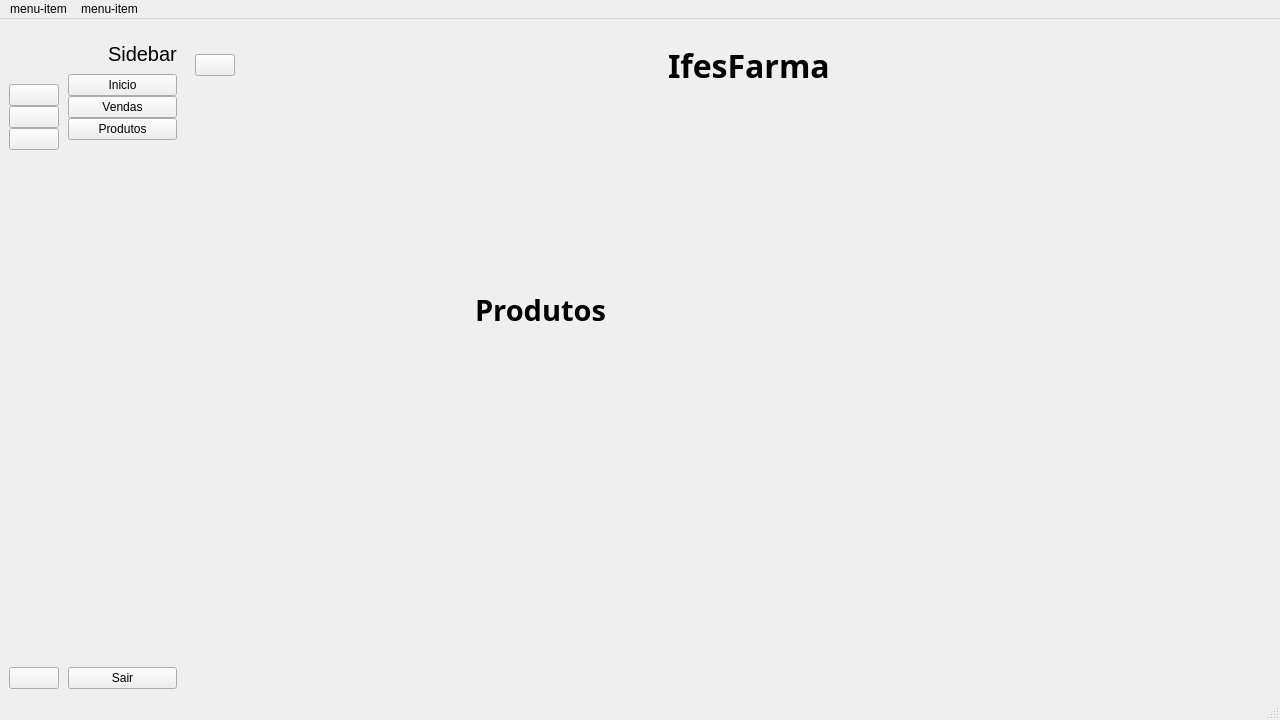
juliaborgess18/farmacia-les, file src/view/TelaPrincipalView.ui: the form before one commit.
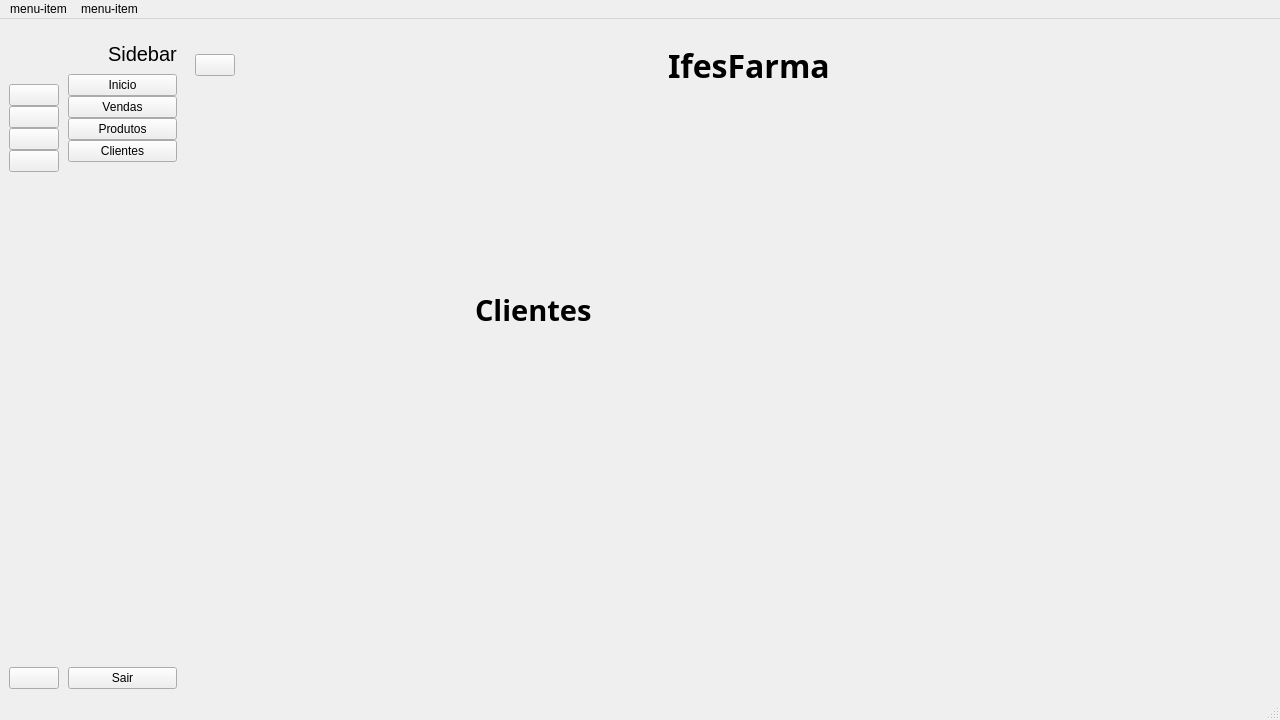
The form after the commit. Icons and pictures are not drawn.

Commit message: Implementação: Transição entre a tela de login e a tela principal da aplicação. Implementação: Botão de Clientes na TelaPrincipal. Implementação: Alertas de confirmação ou erro nas telas de CadastroProdutos e CadastroClientes. HotFix: DAOs Cliente e Produto consertando o tratamento de exceções. HotFix: DAOs Cliente e Produto, atributo 'foi_deletado' estava sendo inserido nulo.

Patch:
```diff
--- a/src/view/TelaPrincipalView.ui
+++ b/src/view/TelaPrincipalView.ui
@@ -156,6 +156,33 @@
            </property>
           </widget>
          </item>
+         <item>
+          <widget class="QPushButton" name="btn_clientes_min">
+           <property name="text">
+            <string/>
+           </property>
+           <property name="icon">
+            <iconset resource="../../resources/resources.qrc">
+             <normaloff>:/icons/icons/user-headset.svg</normaloff>
+             <normalon>:/icons/icons/user-headset.svg</normalon>:/icons/icons/user-headset.svg</iconset>
+           </property>
+           <property name="iconSize">
+            <size>
+             <width>20</width>
+             <height>20</height>
+            </size>
+           </property>
+           <property name="checkable">
+            <bool>true</bool>
+           </property>
+           <property name="autoExclusive">
+            <bool>true</bool>
+           </property>
+           <property name="flat">
+            <bool>false</bool>
+           </property>
+          </widget>
+         </item>
         </layout>
        </item>
        <item>
@@ -312,8 +339,6 @@
            </property>
           </widget>
          </item>
-        </layout>
-       </item>
        <item>
         <widget class="QPushButton" name="btn_produtos_max">
          <property name="text">
@@ -339,6 +364,32 @@
         </widget>
        </item>
        <item>
+          <widget class="QPushButton" name="btn_clientes_max">
+           <property name="text">
+            <string>Clientes</string>
+           </property>
+           <property name="icon">
+            <iconset resource="../../resources/resources.qrc">
+             <normaloff>:/icons/icons/user-headset.svg</normaloff>
+             <normalon>:/icons/icons/user-headset.svg</normalon>:/icons/icons/user-headset.svg</iconset>
+           </property>
+           <property name="iconSize">
+            <size>
+             <width>14</width>
+             <height>14</height>
+            </size>
+           </property>
+           <property name="checkable">
+            <bool>true</bool>
+           </property>
+           <property name="autoExclusive">
+            <bool>true</bool>
+           </property>
+          </widget>
+         </item>
+        </layout>
+       </item>
+       <item>
         <spacer name="verticalSpacer_2">
          <property name="orientation">
           <enum>Qt::Vertical</enum>
@@ -457,7 +508,7 @@
        <item>
         <widget class="QStackedWidget" name="stackedWidget">
          <property name="currentIndex">
-          <number>2</number>
+          <number>3</number>
          </property>
          <widget class="QWidget" name="page_inicio">
           <widget class="QLabel" name="label_6">
@@ -528,6 +579,29 @@
            </property>
           </widget>
          </widget>
+         <widget class="QWidget" name="page_clientes">
+          <widget class="QLabel" name="label_9">
+           <property name="geometry">
+            <rect>
+             <x>280</x>
+             <y>170</y>
+             <width>131</width>
+             <height>91</height>
+            </rect>
+           </property>
+           <property name="font">
+            <font>
+             <family>Segoe UI Black</family>
+             <pointsize>22</pointsize>
+             <weight>75</weight>
+             <bold>true</bold>
+            </font>
+           </property>
+           <property name="text">
+            <string>Clientes</string>
+           </property>
+          </widget>
+         </widget>
         </widget>
        </item>
       </layout>
```
Left out of the diff: 54 changed lines with no effect on the pictures. Lines whose indentation alone changed are shown as unchanged. The commit also changes 15 other files.
